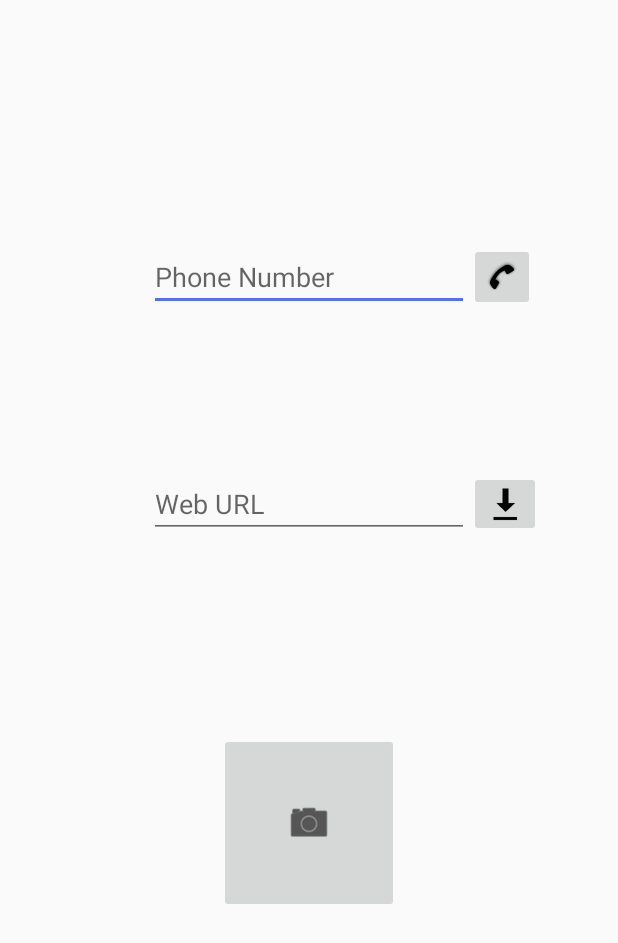
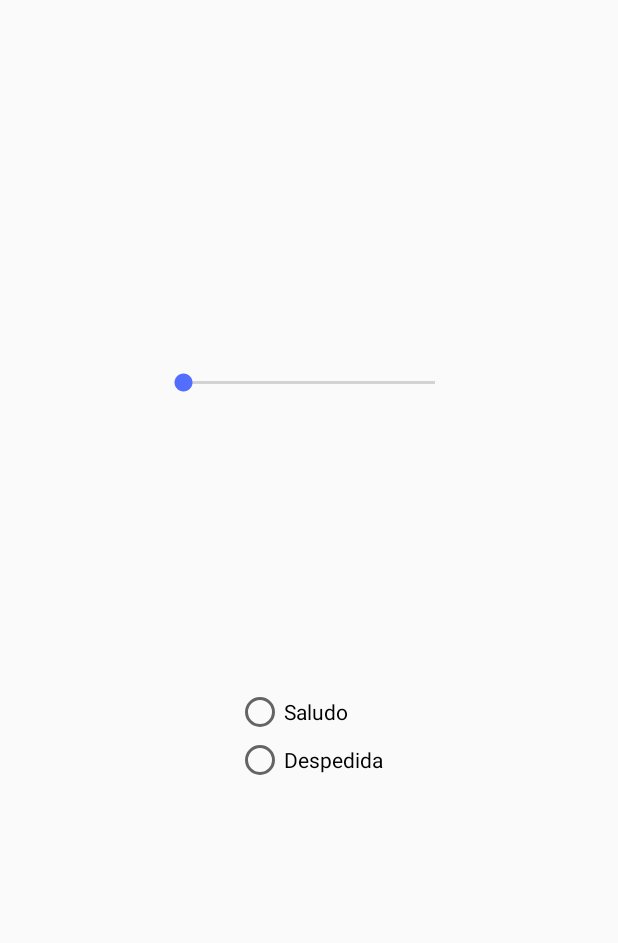
Before and after one commit to Leandro-Ariso/App0, an Android app: the layout activity_second.xml on its own in the app's theme, with its tools: preview values and no code run, on a phone screen of 412 x 824 dp. Shown: the top 943 px of the screen. Run offline under Robolectric (Android 15) with nearby library versions, the phone set to English and light mode, and no system bars.

Commit message:
22-10-18

```diff
--- a/app/src/main/java/multivac/app0/SecondActivity.java
+++ b/app/src/main/java/multivac/app0/SecondActivity.java
@@ -34,8 +34,10 @@ public class SecondActivity extends AppCompatActivity {
         super.onCreate(savedInstanceState);
         setContentView(R.layout.activity_second);
 
+        getSupportActionBar().setLogo(R.mipmap.ic_myicon_round);
+        getSupportActionBar().setDisplayUseLogoEnabled(true);
         getSupportActionBar().setDisplayShowHomeEnabled(true);
-        getSupportActionBar().setIcon(R.mipmap.ic_myicon);
+        //getSupportActionBar().setIcon(R.mipmap.ic_myicon);
 
         phoneEditText = findViewById(R.id.SecondActivity_PhoneText);
         phoneCallButton = findViewById(R.id.SecondActivity_PhoneButton);
--- a/app/src/main/res/layout/activity_second.xml
+++ b/app/src/main/res/layout/activity_second.xml
@@ -15,72 +15,56 @@
         android:layout_width="match_parent"
         android:layout_height="match_parent">
 
-        <EditText
-            android:id="@+id/SecondActivity_PhoneText"
+        <SeekBar
+            android:id="@+id/seekBar_edad"
+            android:layout_width="200dp"
+            android:layout_height="wrap_content"
+            app:layout_constraintStart_toStartOf="parent"
+            app:layout_constraintHorizontal_bias="0.5"
+            app:layout_constraintEnd_toEndOf="parent"
+            app:layout_constraintTop_toTopOf="parent"
+            app:layout_constraintVertical_bias="0.3"
+            app:layout_constraintBottom_toBottomOf="parent" />
+
+        <TextView
+            android:id="@+id/textView"
             android:layout_width="wrap_content"
             android:layout_height="wrap_content"
-            android:ems="10"
-            android:inputType="phone"
-            android:hint="Phone Number"
+            android:text=""
             app:layout_constraintEnd_toEndOf="parent"
             app:layout_constraintHorizontal_bias="0.5"
             app:layout_constraintStart_toStartOf="parent"
-            app:layout_constraintTop_toTopOf="parent"
-            app:layout_constraintVertical_bias="0.2"
-            app:layout_constraintBottom_toBottomOf="parent"/>
+            app:layout_constraintTop_toBottomOf="@id/seekBar_edad"
+            app:layout_constraintVertical_bias="0.1"
+            app:layout_constraintBottom_toTopOf="@+id/radioGroup_tipoSaludo" />
 
-        <ImageButton
-            android:id="@+id/SecondActivity_PhoneButton"
+        <RadioGroup
+            android:id="@+id/radioGroup_tipoSaludo"
             android:layout_width="wrap_content"
             android:layout_height="wrap_content"
-            android:tint="@android:color/background_dark"
-            android:contentDescription="Phone Button"
-            app:layout_constraintBottom_toBottomOf="parent"
-            app:layout_constraintLeft_toRightOf="@+id/SecondActivity_PhoneText"
-            app:layout_constraintTop_toTopOf="parent"
-            app:layout_constraintVertical_bias="0.2"
-            app:srcCompat="@android:drawable/stat_sys_phone_call"/>
-
-        <EditText
-            android:id="@+id/SecondActivity_WebText"
-            android:layout_width="wrap_content"
-            android:layout_height="wrap_content"
-            android:ems="10"
-            android:inputType="text"
-            android:hint="Web URL"
             app:layout_constraintEnd_toEndOf="parent"
             app:layout_constraintHorizontal_bias="0.5"
             app:layout_constraintStart_toStartOf="parent"
-            app:layout_constraintTop_toTopOf="parent"
+            app:layout_constraintTop_toBottomOf="@id/seekBar_edad"
             app:layout_constraintVertical_bias="0.4"
-            app:layout_constraintBottom_toBottomOf="parent"
-            />
+            app:layout_constraintBottom_toBottomOf="parent" >
 
-        <ImageButton
-            android:id="@+id/SecondActivity_WebButton"
-            android:layout_width="wrap_content"
-            android:layout_height="wrap_content"
-            android:tint="@android:color/background_dark"
-            android:contentDescription="Web Button"
-            app:layout_constraintBottom_toBottomOf="parent"
-            app:layout_constraintLeft_toRightOf="@+id/SecondActivity_WebText"
-            app:layout_constraintTop_toTopOf="parent"
-            app:layout_constraintVertical_bias="0.4"
-            app:srcCompat="@android:drawable/stat_sys_download" />
+            <RadioButton
+                android:id="@+id/radioButton_hello"
+                android:layout_width="wrap_content"
+                android:layout_height="wrap_content"
+                android:layout_weight="1"
+                android:text="Saludo" />
 
-        <ImageButton
-            android:id="@+id/SecondActivity_CameraButton"
-            android:layout_width="120dp"
-            android:layout_height="120dp"
-            android:tint="@android:color/background_dark"
-            android:contentDescription="Camera Button"
-            app:layout_constraintBottom_toBottomOf="parent"
-            app:layout_constraintTop_toTopOf="parent"
-            app:layout_constraintVertical_bias="0.7"
-            app:layout_constraintEnd_toEndOf="parent"
-            app:layout_constraintHorizontal_bias="0.5"
-            app:layout_constraintStart_toStartOf="parent"
-            app:srcCompat="@android:drawable/ic_menu_camera" />
+            <RadioButton
+                android:id="@+id/radioButton_bye"
+                android:layout_width="wrap_content"
+                android:layout_height="wrap_content"
+                android:layout_weight="1"
+                android:text="Despedida" />
+        </RadioGroup>
+
+
 
 
     </android.support.constraint.ConstraintLayout>
```
Also changed, not shown: app/src/main/AndroidManifest.xml (+5 -3 lines), app/src/main/java/multivac/app0/MainActivity.java (+21 -6 lines), app/src/main/java/multivac/app0/Repository.java (added, +40 -0 lines), app/src/main/java/multivac/app0/ThirdActivity.java (added, +13 -0 lines), app/src/main/res/layout/activity_main.xml (+15 -0 lines), app/src/main/res/layout/activity_third.xml (added, +9 -0 lines).
